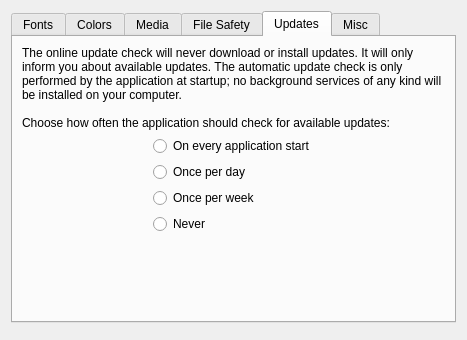
Before: the Qt Designer form src/confdialog.ui in realnc/qtads, drawn with Qt 5.
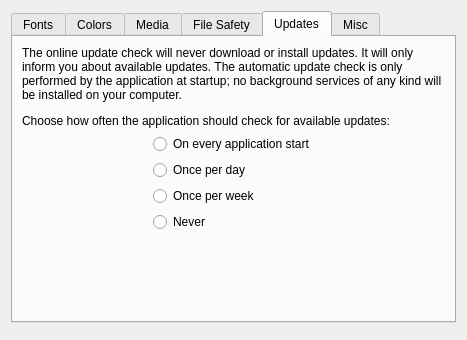
After: the same form once the commit is applied. The open tabs and pages were chosen to show the change. Custom widgets are drawn as their Qt base class.

Commit message:
Don't use newline escape characters in text labels
This crashes on OS X when bulding with optimization (-O2).

Diff of the .ui file:
```diff
--- a/src/confdialog.ui
+++ b/src/confdialog.ui
@@ -711,9 +711,7 @@
           </sizepolicy>
          </property>
          <property name="text">
-          <string>The online update check will never download or install updates. It will only inform you about available updates. The automatic update check is only performed by the application at startup; no background services of any kind will be installed on your computer.
-
-Choose how often the application should check for available updates:</string>
+          <string>&lt;html&gt;&lt;head/&gt;&lt;body&gt;&lt;p&gt;The online update check will never download or install updates. It will only inform you about available updates. The automatic update check is only performed by the application at startup; no background services of any kind will be installed on your computer.&lt;/p&gt;&lt;p&gt;Choose how often the application should check for available updates:&lt;/p&gt;&lt;/body&gt;&lt;/html&gt;</string>
          </property>
          <property name="wordWrap">
           <bool>true</bool>
```
